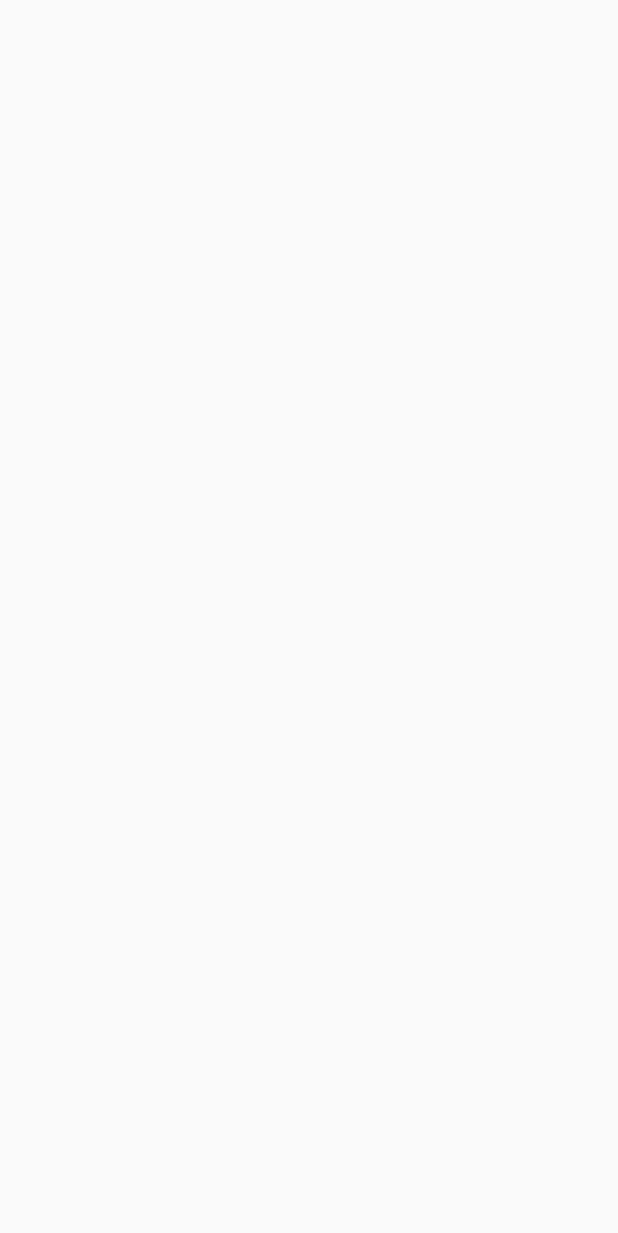
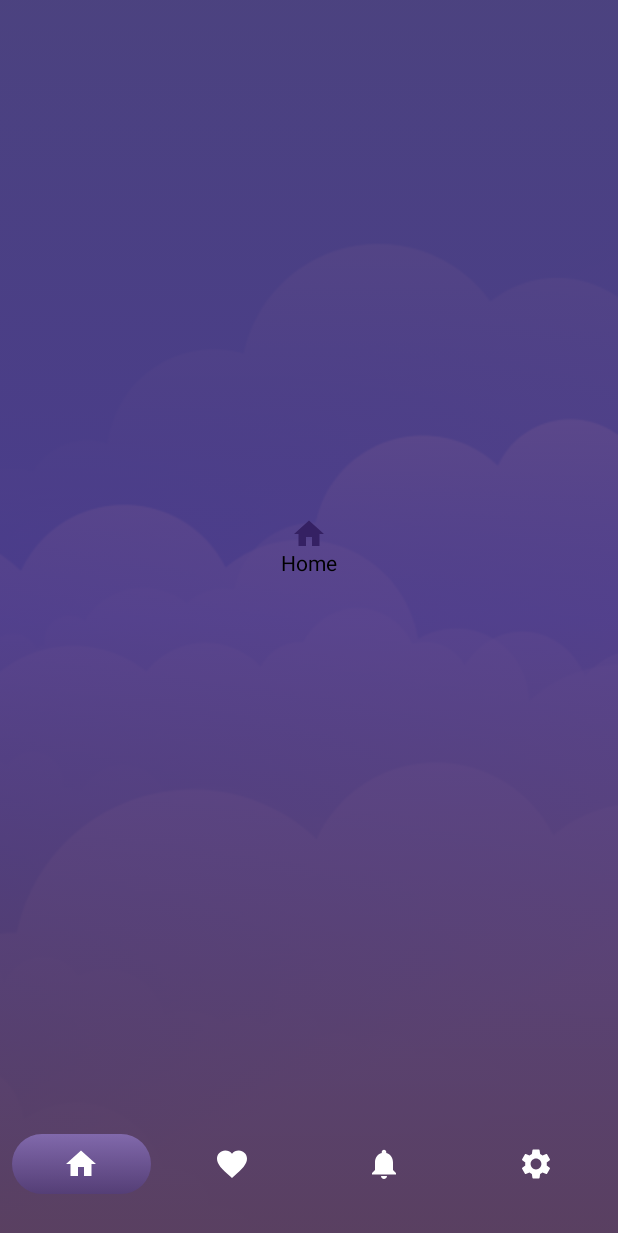
Before and after one commit to shereenmohamed923/WeatherApp, an Android app built with Jetpack Compose: the screen it shows after launch (MainActivity), on a phone screen of 412 x 824 dp. Before the commit the part shown is empty. Shown: the top 1233 px of the screen. Run offline under Robolectric (Android 15) with nearby library versions, the phone set to English and light mode, and no system bars.

Commit message:
bottom navigation bar implemented and main activity background set

```diff
--- a/app/build.gradle.kts
+++ b/app/build.gradle.kts
@@ -63,6 +63,8 @@ dependencies {
     implementation("com.github.bumptech.glide:glide:4.16.0")
     implementation("com.github.bumptech.glide:compose:1.0.0-beta01")
 
+    implementation("androidx.navigation:navigation-compose:2.8.8")
+
     implementation("androidx.work:work-runtime-ktx:2.7.1")
 
     implementation("androidx.room:room-runtime:2.5.2")
--- /dev/null
+++ b/app/src/main/java/com/example/weatherapp/BottomNavItem.kt
@@ -0,0 +1,34 @@
+package com.example.weatherapp
+
+import androidx.compose.material.icons.Icons
+import androidx.compose.material.icons.filled.Favorite
+import androidx.compose.material.icons.filled.Home
+import androidx.compose.material.icons.filled.Notifications
+import androidx.compose.material.icons.filled.Settings
+import androidx.compose.ui.graphics.vector.ImageVector
+
+data class BottomNavItem(
+    val icon: ImageVector,
+    val route:String,
+)
+
+object Constants{
+    val BottomNavItems = listOf(
+        BottomNavItem(
+            icon = Icons.Filled.Home,
+            route = "home"
+        ),
+        BottomNavItem(
+            icon = Icons.Filled.Favorite,
+            route = "favourite"
+        ),
+        BottomNavItem(
+            icon = Icons.Filled.Notifications,
+            route = "alert"
+        ),
+        BottomNavItem(
+            icon = Icons.Filled.Settings,
+            route = "setting"
+        )
+    )
+}
--- a/app/src/main/java/com/example/weatherapp/MainActivity.kt
+++ b/app/src/main/java/com/example/weatherapp/MainActivity.kt
@@ -6,29 +6,43 @@ import android.util.Log
 import androidx.activity.ComponentActivity
 import androidx.activity.compose.setContent
 import androidx.activity.enableEdgeToEdge
+import androidx.compose.foundation.Image
+import androidx.compose.foundation.background
 import androidx.compose.foundation.layout.Box
+import androidx.compose.foundation.layout.PaddingValues
 import androidx.compose.foundation.layout.fillMaxSize
 import androidx.compose.foundation.layout.padding
-import androidx.compose.foundation.lazy.LazyColumn
-import androidx.compose.material3.CircularProgressIndicator
+import androidx.compose.foundation.layout.size
+import androidx.compose.foundation.shape.RoundedCornerShape
+import androidx.compose.material3.Icon
+import androidx.compose.material3.NavigationBar
+import androidx.compose.material3.NavigationBarItem
+import androidx.compose.material3.NavigationBarItemDefaults
 import androidx.compose.material3.Scaffold
-import androidx.compose.material3.SnackbarHost
-import androidx.compose.material3.Text
+import androidx.compose.runtime.Composable
 import androidx.compose.runtime.collectAsState
 import androidx.compose.runtime.getValue
-import androidx.compose.ui.Alignment
 import androidx.compose.ui.Modifier
-import androidx.compose.ui.unit.sp
+import androidx.compose.ui.graphics.Brush
+import androidx.compose.ui.graphics.Color
+import androidx.compose.ui.layout.ContentScale
+import androidx.compose.ui.res.painterResource
+import androidx.compose.ui.unit.dp
+import androidx.navigation.NavHostController
+import androidx.navigation.compose.NavHost
+import androidx.navigation.compose.composable
+import androidx.navigation.compose.currentBackStackEntryAsState
+import androidx.navigation.compose.rememberNavController
+import com.example.weatherapp.alert.AlertScreen
 import com.example.weatherapp.data.model.Coordinate
 import com.example.weatherapp.data.remote.RemoteDataSourceImpl
 import com.example.weatherapp.data.remote.RetrofitHelper
 import com.example.weatherapp.data.repo.WeatherRepositoryImpl
+import com.example.weatherapp.favourite.FavouriteScreen
+import com.example.weatherapp.home.HomeScreen
 import com.example.weatherapp.home.HomeViewModel
+import com.example.weatherapp.setting.SettingScreen
 import com.example.weatherapp.utility.DataResponse
-import kotlinx.coroutines.Dispatchers
-import kotlinx.coroutines.GlobalScope
-import kotlinx.coroutines.flow.collect
-import kotlinx.coroutines.launch
 
 class MainActivity : ComponentActivity() {
     @SuppressLint("SuspiciousIndentation")
@@ -38,9 +52,41 @@ class MainActivity : ComponentActivity() {
         val repo = WeatherRepositoryImpl.getInstance(
             RemoteDataSourceImpl(RetrofitHelper.service)
         )
-        val viewModel: HomeViewModel = HomeViewModel(repo)
+        val viewModel = HomeViewModel(repo)
 
         setContent {
+            val navController = rememberNavController()
+            Scaffold(
+                bottomBar = {
+                    BottomNavigationBar(navController = navController)
+                }, content = { padding ->
+                    Box(
+                        modifier = Modifier
+                            .fillMaxSize()
+                    ) {
+                        Image(
+                            painter = painterResource(id = R.drawable.app_background),
+                            contentDescription = null,
+                            contentScale = ContentScale.Crop,
+                            modifier = Modifier.fillMaxSize()
+                        )
+                        Box(
+                            modifier = Modifier
+                                .fillMaxSize()
+                                .background(
+                                    brush = Brush.verticalGradient(
+                                        colors = listOf(
+                                            Color(0xCC352163),
+                                            Color(0xCC331972),
+                                            Color(0xCC33143C)
+                                        )
+                                    )
+                                )
+                        )
+                        NavHostContainer(navController = navController, padding = padding)
+                    }
+                }
+            )
             viewModel.getWeatherData(Coordinate(30.6118656, 32.2895872), true)
             val dataState = viewModel.weatherData.collectAsState()
                 when (val response = dataState.value) {
@@ -77,3 +123,77 @@ class MainActivity : ComponentActivity() {
         }
 
     }
+
+@Composable
+fun NavHostContainer(
+    navController: NavHostController,
+    padding: PaddingValues
+) {
+    NavHost(
+        navController = navController,
+        startDestination = "home",
+        modifier = Modifier.padding(paddingValues = padding),
+
+        builder = {
+            composable("home") {
+                HomeScreen()
+            }
+            composable("favourite") {
+                FavouriteScreen()
+            }
+            composable("alert") {
+                AlertScreen()
+            }
+            composable("setting") {
+                SettingScreen()
+            }
+        })
+}
+
+@Composable
+fun BottomNavigationBar(navController: NavHostController) {
+
+    NavigationBar(
+        containerColor = Color.Transparent,
+        modifier = Modifier.padding(8.dp)
+    ) {
+
+        val navBackStackEntry by navController.currentBackStackEntryAsState()
+        val currentDestination = navBackStackEntry?.destination
+
+        Constants.BottomNavItems.forEach { navItem ->
+            val isSelected = currentDestination?.route == navItem.route
+
+            NavigationBarItem(
+                selected = isSelected,
+                onClick = {
+                    navController.navigate(navItem.route)
+                },
+                icon = {
+                    Icon(imageVector = navItem.icon, "")
+                },
+                alwaysShowLabel = false,
+                modifier = if (isSelected) {
+                    Modifier
+                        .size(20.dp, 40.dp)
+                        .background(
+                            brush = Brush.verticalGradient(
+                                colors = listOf(
+                                    Color(0xAA957DCD),
+                                    Color(0xAA523D7F)
+                                )
+                            ),
+                            shape = RoundedCornerShape(40.dp)
+                        )
+                } else Modifier,
+                colors = NavigationBarItemDefaults.colors(
+                    selectedIconColor = Color.White,
+                    unselectedIconColor = Color.White,
+                    selectedTextColor = Color.White,
+                    indicatorColor = Color.Transparent
+
+                )
+            )
+        }
+    }
+}
--- /dev/null
+++ b/app/src/main/java/com/example/weatherapp/alert/AlertScreen.kt
@@ -0,0 +1,30 @@
+package com.example.weatherapp.alert
+
+import androidx.compose.foundation.layout.Arrangement
+import androidx.compose.foundation.layout.Column
+import androidx.compose.foundation.layout.fillMaxSize
+import androidx.compose.material.icons.Icons
+import androidx.compose.material.icons.filled.Notifications
+import androidx.compose.material3.Icon
+import androidx.compose.material3.Text
+import androidx.compose.runtime.Composable
+import androidx.compose.ui.Alignment
+import androidx.compose.ui.Modifier
+import androidx.compose.ui.graphics.Color
+
+@Composable
+fun AlertScreen() {
+    Column(
+        modifier = Modifier
+            .fillMaxSize(),
+        horizontalAlignment = Alignment.CenterHorizontally,
+        verticalArrangement = Arrangement.Center
+    ) {
+        Icon(
+            imageVector = Icons.Default.Notifications,
+            contentDescription = "alert",
+            tint = Color(color = 0xFF352163)
+        )
+        Text(text = "Alert", color = Color.Black)
+    }
+}
--- /dev/null
+++ b/app/src/main/java/com/example/weatherapp/favourite/FavouriteScreen.kt
@@ -0,0 +1,31 @@
+package com.example.weatherapp.favourite
+
+
+import androidx.compose.foundation.layout.Arrangement
+import androidx.compose.foundation.layout.Column
+import androidx.compose.foundation.layout.fillMaxSize
+import androidx.compose.material.icons.Icons
+import androidx.compose.material.icons.filled.Favorite
+import androidx.compose.material3.Icon
+import androidx.compose.material3.Text
+import androidx.compose.runtime.Composable
+import androidx.compose.ui.Alignment
+import androidx.compose.ui.Modifier
+import androidx.compose.ui.graphics.Color
+
+@Composable
+fun FavouriteScreen() {
+    Column(
+        modifier = Modifier
+            .fillMaxSize(),
+        horizontalAlignment = Alignment.CenterHorizontally,
+        verticalArrangement = Arrangement.Center
+    ) {
+        Icon(
+            imageVector = Icons.Default.Favorite,
+            contentDescription = "favourite",
+            tint = Color(color = 0xFF352163)
+        )
+        Text(text = "Favourite", color = Color.Black)
+    }
+}
--- /dev/null
+++ b/app/src/main/java/com/example/weatherapp/home/HomeScreen.kt
@@ -0,0 +1,30 @@
+package com.example.weatherapp.home
+
+import androidx.compose.foundation.layout.Arrangement
+import androidx.compose.foundation.layout.Column
+import androidx.compose.foundation.layout.fillMaxSize
+import androidx.compose.material.icons.Icons
+import androidx.compose.material.icons.filled.Home
+import androidx.compose.material3.Icon
+import androidx.compose.material3.Text
+import androidx.compose.runtime.Composable
+import androidx.compose.ui.Alignment
+import androidx.compose.ui.Modifier
+import androidx.compose.ui.graphics.Color
+
+@Composable
+fun HomeScreen() {
+    Column(
+        modifier = Modifier
+            .fillMaxSize(),
+        horizontalAlignment = Alignment.CenterHorizontally,
+        verticalArrangement = Arrangement.Center
+    ) {
+        Icon(
+            imageVector = Icons.Default.Home,
+            contentDescription = "home",
+            tint = Color(color = 0xFF352163)
+        )
+        Text(text = "Home", color = Color.Black)
+    }
+}
--- /dev/null
+++ b/app/src/main/java/com/example/weatherapp/setting/SettingScreen.kt
@@ -0,0 +1,30 @@
+package com.example.weatherapp.setting
+
+import androidx.compose.foundation.layout.Arrangement
+import androidx.compose.foundation.layout.Column
+import androidx.compose.foundation.layout.fillMaxSize
+import androidx.compose.material.icons.Icons
+import androidx.compose.material.icons.filled.Settings
+import androidx.compose.material3.Icon
+import androidx.compose.material3.Text
+import androidx.compose.runtime.Composable
+import androidx.compose.ui.Alignment
+import androidx.compose.ui.Modifier
+import androidx.compose.ui.graphics.Color
+
+@Composable
+fun SettingScreen() {
+    Column(
+        modifier = Modifier
+            .fillMaxSize(),
+        horizontalAlignment = Alignment.CenterHorizontally,
+        verticalArrangement = Arrangement.Center
+    ) {
+        Icon(
+            imageVector = Icons.Default.Settings,
+            contentDescription = "setting",
+            tint = Color(color = 0xFF352163)
+        )
+        Text(text = "setting", color = Color.Black)
+    }
+}
--- a/app/src/main/java/com/example/weatherapp/utility/DataResponse.kt
+++ b/app/src/main/java/com/example/weatherapp/utility/DataResponse.kt
@@ -1,6 +1,4 @@
 package com.example.weatherapp.utility
-
-import com.example.weatherapp.data.model.CurrentWeatherResponse
 
 sealed class DataResponse {
     data object Loading: DataResponse()
```
Also changed, not shown: app/src/main/res/drawable/app_background.png (added).
